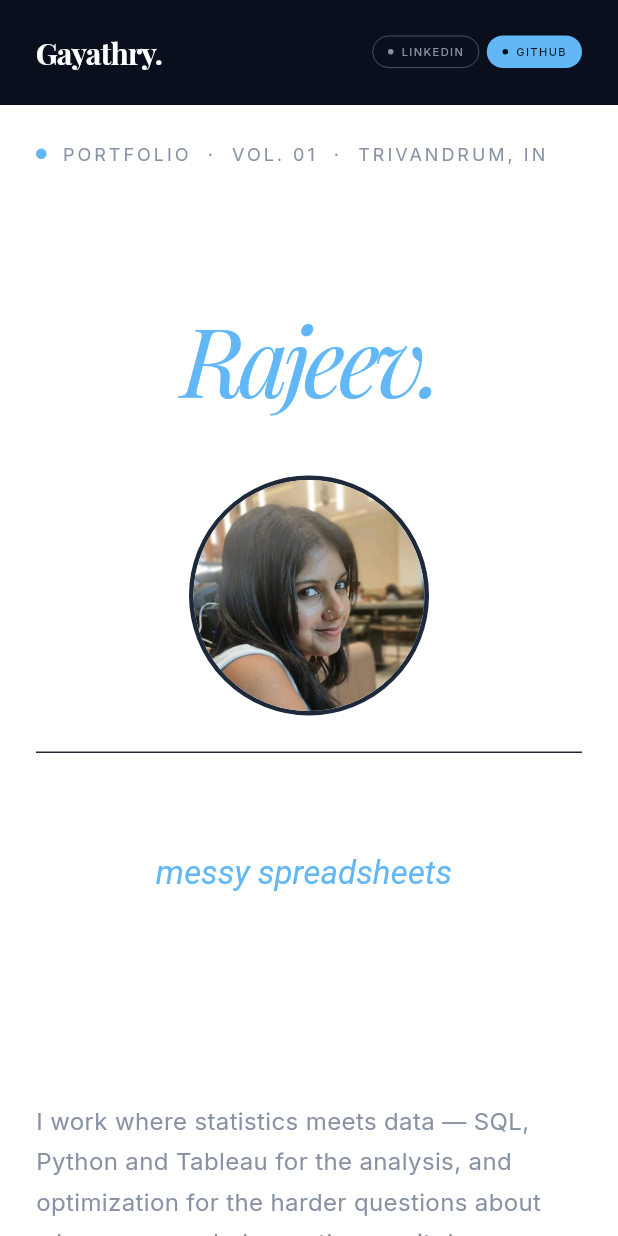
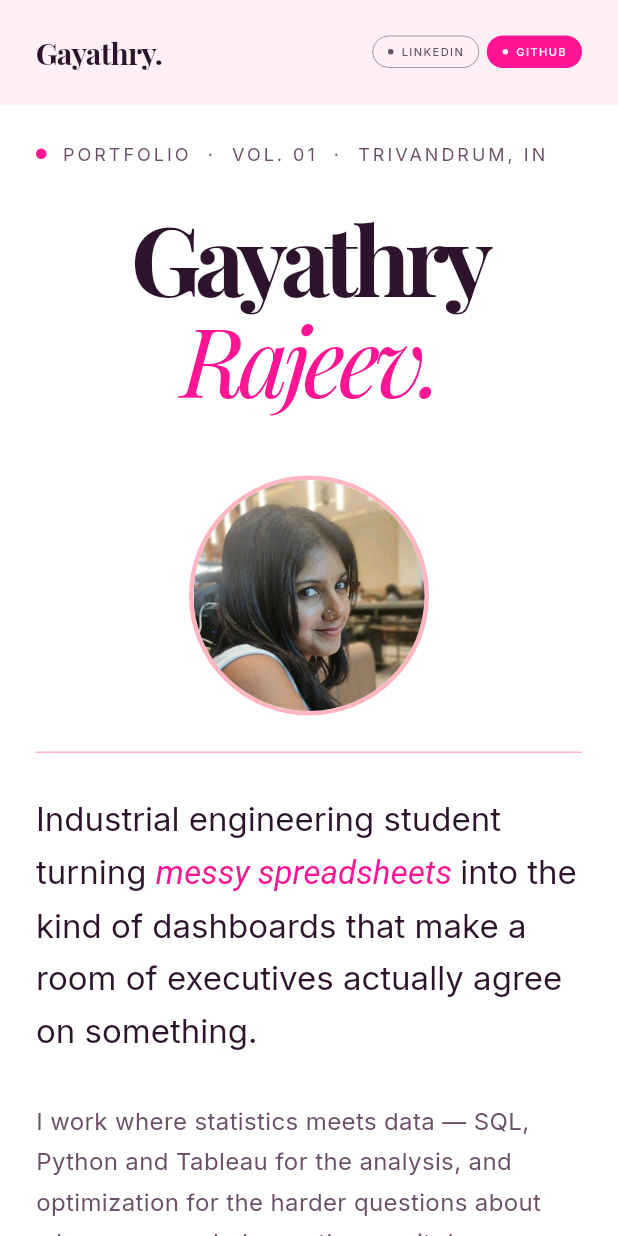
Before and after one commit to gayurajeev/Flutter-portfolio-web, a Flutter app: the screen it shows after launch, on a phone screen of 412 x 824 dp. Run offline on Flutter 3.47's test engine with Material 3 defaults, Android fonts, the phone set to English and light mode, and no system bars; drawn by our look-alikes of flutter_animate; our stand-ins replace google_fonts, visibility_detector; missing offline and left inert: web_smooth_scroll.

Commit message:
style: Migrate to Light Pastel Pink aesthetic with muted plum birds

```diff
--- a/lib/theme/app_theme.dart
+++ b/lib/theme/app_theme.dart
@@ -2,17 +2,17 @@
 import 'package:google_fonts/google_fonts.dart';
 
 class AppColors {
-  static const Color background = Color(0xFF0A0F1E);
-  static const Color backgroundLight = Color(0xFF0D1525);
-  static const Color surface = Color(0xFF111827);
-  static const Color divider = Color(0xFF1F2937);
-  static const Color textPrimary = Color(0xFFFFFFFF);
-  static const Color textSecondary = Color(0xFF8892A4);
-  static const Color textMuted = Color(0xFF4B5563);
-  static const Color accent = Color(0xFF62B8F6);
-  static const Color accentLight = Color(0xFF93D0FF);
-  static const Color cardBorder = Color(0xFF1E293B);
-  static const Color tagBorder = Color(0xFF374151);
+  static const Color background = Color(0xFFFFF0F5);
+  static const Color backgroundLight = Color(0xFFFFE4E1);
+  static const Color surface = Color(0xFFFFFFFF);
+  static const Color divider = Color(0xFFFFB6C1);
+  static const Color textPrimary = Color(0xFF2D132C);
+  static const Color textSecondary = Color(0xFF6B4F67);
+  static const Color textMuted = Color(0xFF9E8A9A);
+  static const Color accent = Color(0xFFFF1493);
+  static const Color accentLight = Color(0xFFFF69B4);
+  static const Color cardBorder = Color(0xFFFFB6C1);
+  static const Color tagBorder = Color(0xFFFFC0CB);
 }
 
 class AppTextStyles {
```
Also changed, not shown: 1 other file.
